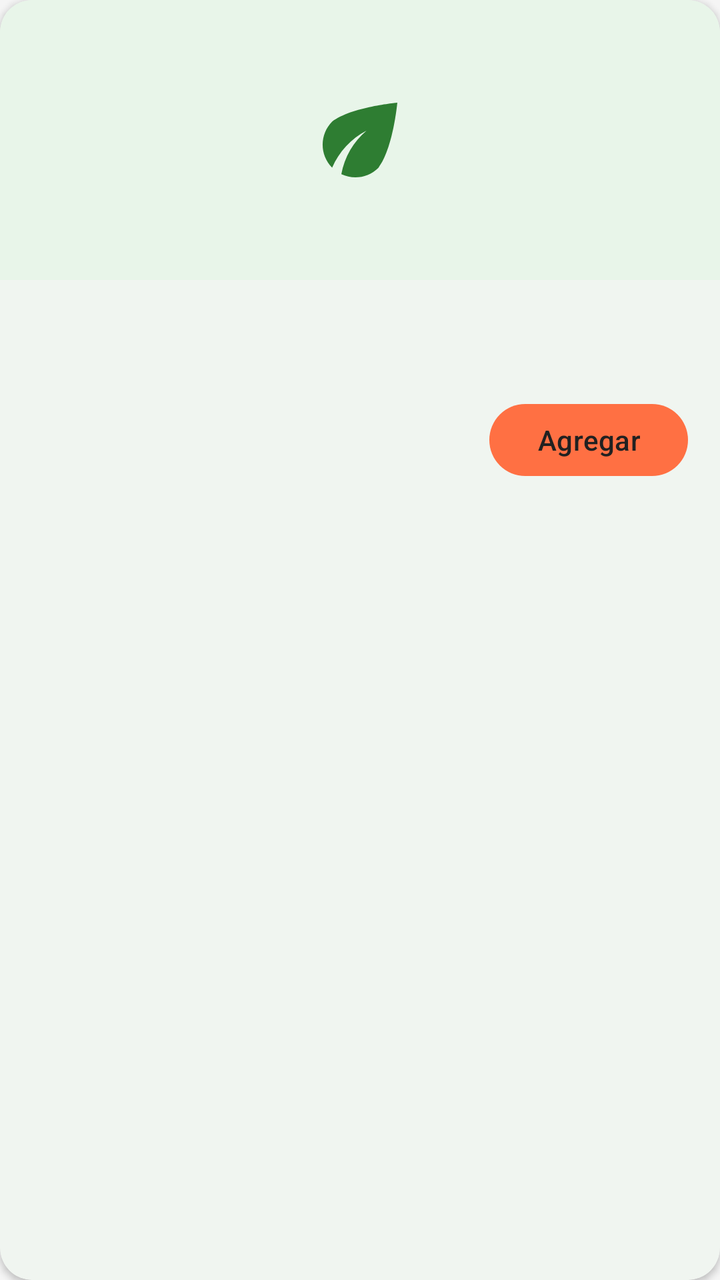
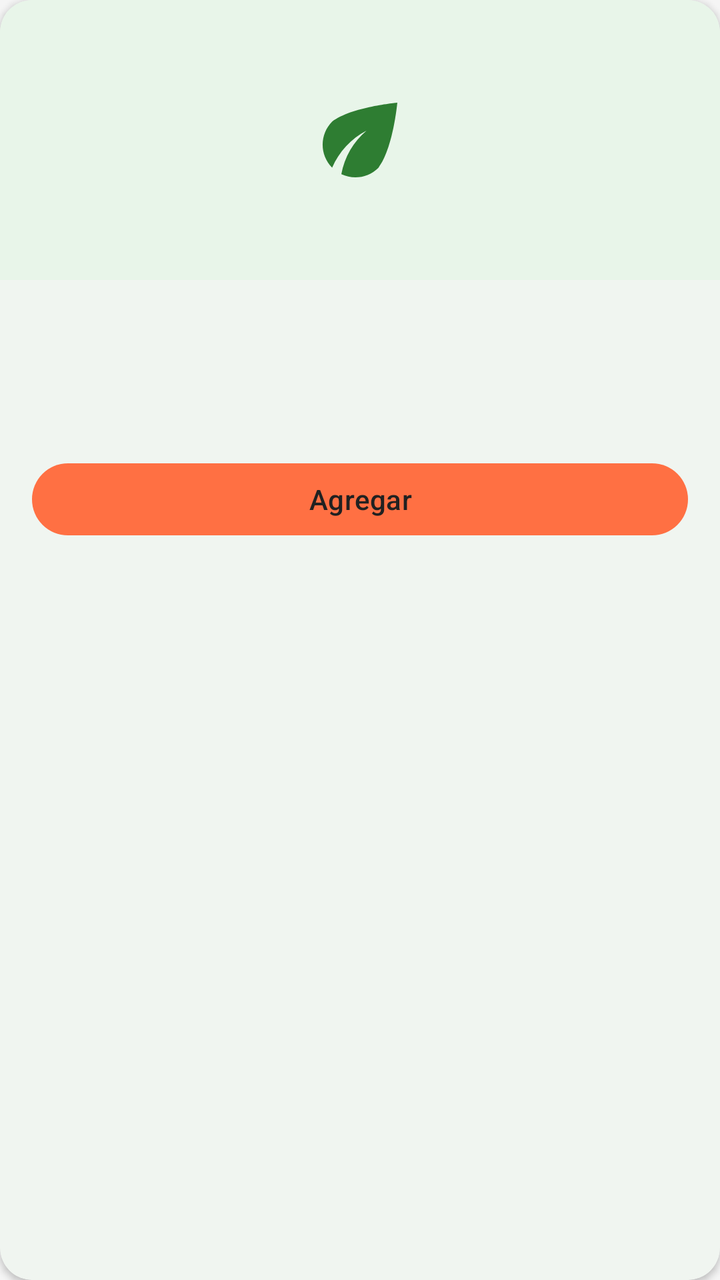

Screens rendered from an Android XML layout before and after an edit, with the pre-edit source and the edit as a unified diff.
<!-- AndroidManifest.xml: application theme Theme.EcoMarket -->
<!-- res/layout/item_product.xml -->
<?xml version="1.0" encoding="utf-8"?>
<com.google.android.material.card.MaterialCardView xmlns:android="http://schemas.android.com/apk/res/android"
    xmlns:app="http://schemas.android.com/apk/res-auto"
    style="@style/Card.Eco"
    android:layout_width="match_parent"
    android:layout_height="wrap_content"
    android:clickable="true"
    android:focusable="true">

    <LinearLayout
        android:layout_width="match_parent"
        android:layout_height="wrap_content"
        android:orientation="vertical">

        <FrameLayout
            android:layout_width="match_parent"
            android:layout_height="@dimen/product_image_height"
            android:background="@drawable/bg_product_image">

            <ImageView
                android:id="@+id/imgProduct"
                android:layout_width="56dp"
                android:layout_height="56dp"
                android:layout_gravity="center"
                android:contentDescription="@string/cd_product_image"
                android:src="@drawable/ic_eco"
                app:tint="@color/eco_green" />
        </FrameLayout>

        <LinearLayout
            android:layout_width="match_parent"
            android:layout_height="wrap_content"
            android:orientation="vertical"
            android:padding="@dimen/space_m">

            <TextView
                android:id="@+id/txtName"
                android:layout_width="match_parent"
                android:layout_height="wrap_content"
                android:ellipsize="end"
                android:maxLines="2"
                android:textAppearance="@style/Text.Subtitle" />

            <TextView
                android:id="@+id/txtProducer"
                android:layout_width="match_parent"
                android:layout_height="wrap_content"
                android:ellipsize="end"
                android:maxLines="1"
                android:textAppearance="@style/Text.Caption" />

            <LinearLayout
                android:layout_width="match_parent"
                android:layout_height="wrap_content"
                android:layout_marginTop="@dimen/space_s"
                android:gravity="center_vertical"
                android:orientation="horizontal">

                <TextView
                    android:id="@+id/txtPrice"
                    android:layout_width="0dp"
                    android:layout_height="wrap_content"
                    android:layout_weight="1"
                    android:textAppearance="@style/Text.Price" />

                <com.google.android.material.button.MaterialButton
                    android:id="@+id/btnAdd"
                    style="@style/Button.Small"
                    android:layout_width="wrap_content"
                    android:layout_height="wrap_content"
                    android:text="@string/action_add" />
            </LinearLayout>
        </LinearLayout>
    </LinearLayout>
</com.google.android.material.card.MaterialCardView>
<!-- resources referenced by this layout -->
<resources>
  <color name="eco_green">#2E7D32</color>
  <dimen name="product_image_height">140dp</dimen>
  <dimen name="space_m">16dp</dimen>
  <dimen name="space_s">8dp</dimen>
  <!-- drawable bg_product_image (drawable) -->
  <?xml version="1.0" encoding="utf-8"?>
  <shape xmlns:android="http://schemas.android.com/apk/res/android" android:shape="rectangle">
      <solid android:color="@color/eco_green_surface" />
      <corners
          android:topLeftRadius="@dimen/radius_card"
          android:topRightRadius="@dimen/radius_card" />
  </shape>
  <!-- drawable ic_eco (drawable) -->
  <?xml version="1.0" encoding="utf-8"?>
  <vector xmlns:android="http://schemas.android.com/apk/res/android"
      android:width="24dp"
      android:height="24dp"
      android:tint="?attr/colorControlNormal"
      android:viewportWidth="24"
      android:viewportHeight="24">
      <path
          android:fillColor="@android:color/white"
          android:pathData="M6.05,8.05c-2.73,2.73 -2.73,7.15 -0.02,9.88 1.47,-3.4 4.09,-6.24 7.36,-7.93 -2.77,2.34 -4.71,5.61 -5.39,9.32 2.6,1.23 5.8,0.78 7.95,-1.37C19.1,13.88 20,4 20,4S10.12,4.9 6.05,8.05z" />
  </vector>
  <string name="action_add">Agregar</string>
  <string name="cd_product_image">Imagen del producto</string>
  <style name="Button.Small" parent="Button.Accent">
          <item name="android:minHeight">36dp</item>
          <item name="android:insetTop">0dp</item>
          <item name="android:insetBottom">0dp</item>
      </style>
  <style name="Card.Eco" parent="Widget.Material3.CardView.Elevated">
          <item name="cardBackgroundColor">@color/eco_white</item>
          <item name="cardCornerRadius">@dimen/radius_card</item>
          <item name="cardElevation">@dimen/elevation_card</item>
          <item name="android:layout_margin">@dimen/space_s</item>
      </style>
  <style name="Text.Caption" parent="TextAppearance.Material3.BodySmall">
          <item name="android:textSize">@dimen/text_caption</item>
          <item name="android:textColor">@color/eco_text_secondary</item>
      </style>
  <style name="Text.Price" parent="Text.Subtitle">
          <item name="android:textColor">@color/eco_green</item>
          <item name="android:textStyle">bold</item>
      </style>
  <style name="Text.Subtitle" parent="TextAppearance.Material3.TitleMedium">
          <item name="android:textSize">@dimen/text_subtitle</item>
          <item name="android:fontFamily">sans-serif-medium</item>
          <item name="android:textColor">@color/eco_text_primary</item>
      </style>
  <color name="eco_green_surface">#E8F5E9</color>
  <dimen name="radius_card">16dp</dimen>
  <style name="Button.Accent" parent="Button.Primary">
          <item name="backgroundTint">@color/eco_orange</item>
          <item name="android:textColor">@color/eco_text_primary</item>
      </style>
  <color name="eco_white">#FFFFFF</color>
  <dimen name="elevation_card">2dp</dimen>
  <dimen name="text_caption">12sp</dimen>
  <color name="eco_text_secondary">#5F6B62</color>
  <dimen name="text_subtitle">16sp</dimen>
  <color name="eco_text_primary">#212121</color>
  <color name="eco_green_light">#A5D6A7</color>
  <color name="eco_green_dark">#1B5E20</color>
  <color name="eco_orange">#FF7043</color>
  <color name="eco_background">#FFFFFF</color>
  <color name="eco_gray_border">#D5DBD6</color>
  <color name="eco_error">#C62828</color>
  <color name="eco_gray_light">#F5F5F5</color>
  <style name="Button.Primary" parent="Widget.Material3.Button">
          <item name="backgroundTint">@color/eco_green</item>
          <item name="android:textColor">@color/eco_white</item>
          <item name="android:textSize">@dimen/text_body</item>
          <item name="android:fontFamily">sans-serif-medium</item>
          <item name="android:textAllCaps">false</item>
          <item name="cornerRadius">@dimen/radius_button</item>
          <item name="android:minHeight">48dp</item>
      </style>
  <dimen name="text_body">14sp</dimen>
  <dimen name="radius_button">24dp</dimen>
  <!-- unchanged entries left out for length: 1 -->
</resources>

<!-- the commit's change to res/layout/item_product.xml (unified diff, before → after) -->
@@ -49,27 +49,20 @@
                 android:maxLines="1"
                 android:textAppearance="@style/Text.Caption" />
 
-            <LinearLayout
+            <TextView
+                android:id="@+id/txtPrice"
                 android:layout_width="match_parent"
                 android:layout_height="wrap_content"
                 android:layout_marginTop="@dimen/space_s"
-                android:gravity="center_vertical"
-                android:orientation="horizontal">
+                android:textAppearance="@style/Text.Price" />
 
-                <TextView
-                    android:id="@+id/txtPrice"
-                    android:layout_width="0dp"
-                    android:layout_height="wrap_content"
-                    android:layout_weight="1"
-                    android:textAppearance="@style/Text.Price" />
-
-                <com.google.android.material.button.MaterialButton
-                    android:id="@+id/btnAdd"
-                    style="@style/Button.Small"
-                    android:layout_width="wrap_content"
-                    android:layout_height="wrap_content"
-                    android:text="@string/action_add" />
-            </LinearLayout>
+            <com.google.android.material.button.MaterialButton
+                android:id="@+id/btnAdd"
+                style="@style/Button.Small"
+                android:layout_width="match_parent"
+                android:layout_height="wrap_content"
+                android:layout_marginTop="@dimen/space_s"
+                android:text="@string/action_add" />
         </LinearLayout>
     </LinearLayout>
 </com.google.android.material.card.MaterialCardView>
